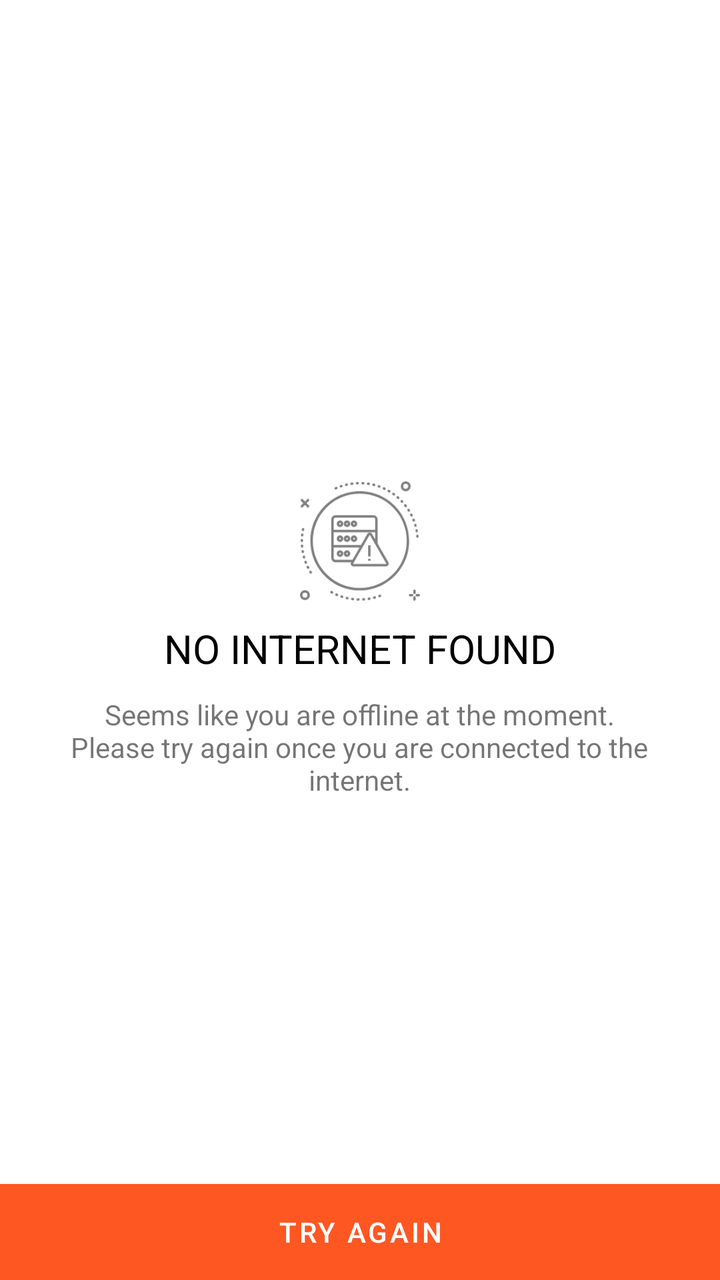
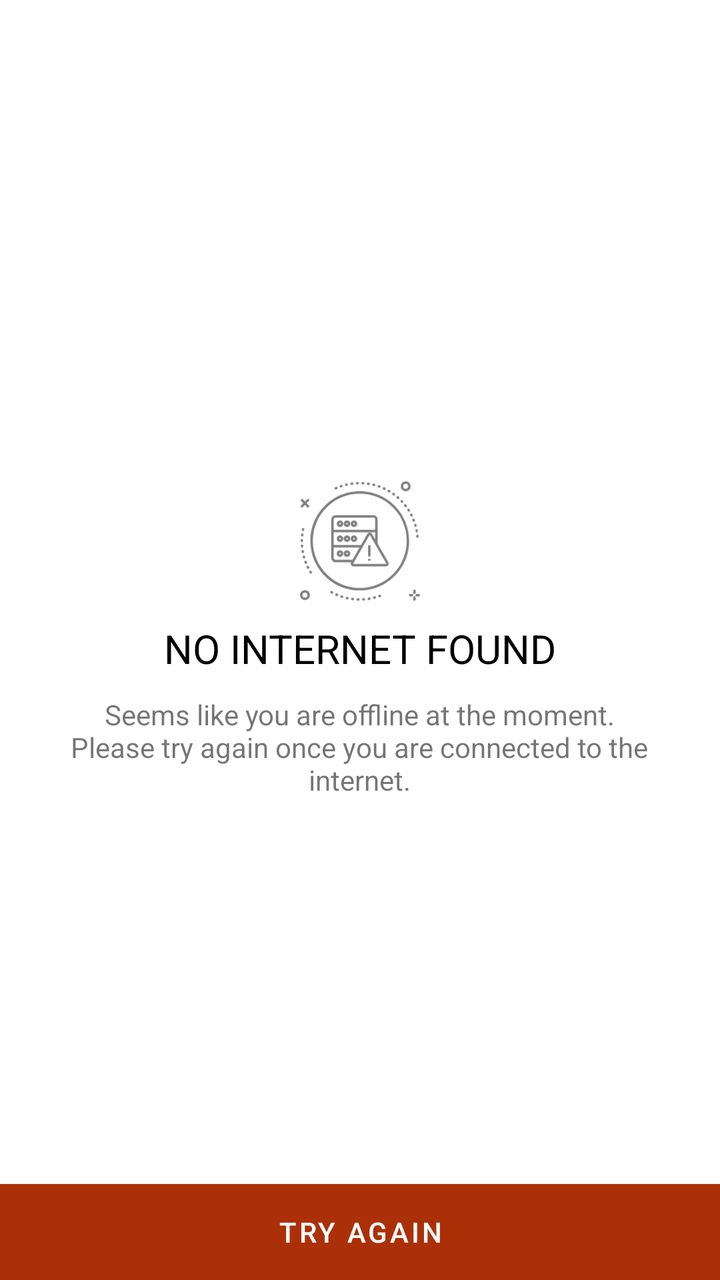

An Android layout rendered at two revisions. The XML below is the earlier revision; the diff shows what the commit changed to produce the second picture.
<!-- AndroidManifest.xml: application theme Theme.Arcltdstaff -->
<!-- res/layout/activity_no_internet.xml -->
<?xml version="1.0" encoding="utf-8"?>
<FrameLayout xmlns:android="http://schemas.android.com/apk/res/android"
    android:layout_width="match_parent"
    android:layout_height="match_parent"
    android:orientation="vertical">

    <LinearLayout
        android:layout_width="match_parent"
        android:layout_height="wrap_content"
        android:layout_gravity="center"
        android:orientation="vertical">

        <ImageView
            android:layout_width="60dp"
            android:layout_height="60dp"
            android:layout_gravity="center"
            android:background="@drawable/ic_server_error" />

        <TextView
            android:layout_width="wrap_content"
            android:layout_height="wrap_content"
            android:layout_gravity="center"
            android:layout_marginTop="10dp"
            android:text="NO INTERNET FOUND"
            android:textColor="@android:color/black"
            android:textSize="20sp" />

        <TextView
            android:layout_width="297dp"
            android:layout_height="wrap_content"
            android:layout_gravity="center"
            android:layout_marginTop="10dp"
            android:gravity="center"
            android:text="Seems like you are offline at the moment. Please try again once you are connected to the internet."
            android:textSize="14sp" />
    </LinearLayout>


    <Button
        android:id="@+id/try_again"
        android:layout_width="match_parent"
        android:layout_height="wrap_content"
        android:layout_gravity="center_horizontal|bottom"
        android:layout_marginTop="50dp"
        android:background="@color/colorPrimary"
        android:text="TRY AGAIN"
        android:textColor="@android:color/white" />
</FrameLayout>
<!-- resources referenced by this layout -->
<resources>
  <color name="colorPrimary">#FF01579B</color>
  <!-- drawable ic_server_error: png bitmap (drawable, 4027 bytes) -->
  <style name="Theme.Arcltdstaff" parent="Theme.MaterialComponents.Light.DarkActionBar">
          
          <item name="colorPrimary">@color/purple_500</item>
          <item name="colorPrimaryVariant">@color/purple_700</item>
          <item name="colorOnPrimary">@color/white</item>
          
          <item name="colorSecondary">@color/teal_200</item>
          <item name="colorSecondaryVariant">@color/teal_700</item>
          <item name="colorOnSecondary">@color/black</item>
          <item name="android:dropDownListViewStyle">@style/MySpinner</item>
          
          <item name="android:statusBarColor" tools:targetApi="l">?attr/colorPrimaryVariant</item>
          
      </style>
  <color name="purple_500">#FF5722</color>
  <color name="purple_700">#B83E17</color>
  <color name="white">#FFFFFFFF</color>
  <color name="teal_200">#FF03DAC5</color>
  <color name="teal_700">#FF018786</color>
  <color name="black">#FF000000</color>
  <style name="MySpinner" parent="Theme.AppCompat.Light.DarkActionBar">
          <item name="android:dividerHeight">2dp</item>
          <item name="android:divider">#000</item>
      </style>
</resources>

<!-- the commit's change to res/layout/activity_no_internet.xml (unified diff, before → after) -->
@@ -2,6 +2,7 @@
 <FrameLayout xmlns:android="http://schemas.android.com/apk/res/android"
     android:layout_width="match_parent"
     android:layout_height="match_parent"
+    android:fitsSystemWindows="true"
     android:orientation="vertical">
 
     <LinearLayout
<!-- resource entries referenced after the edit -->
@@ -1,11 +1,11 @@
 <!-- resources referenced by this layout -->
 <resources>
-  <color name="colorPrimary">#FF01579B</color>
+  <color name="colorPrimary">#AB3007</color>
   <!-- drawable ic_server_error: png bitmap (drawable, 4027 bytes) -->
-  <style name="Theme.Arcltdstaff" parent="Theme.MaterialComponents.Light.DarkActionBar">
+  <style name="Theme.Arcltdstaff" parent="Theme.MaterialComponents.DayNight.NoActionBar">
           
-          <item name="colorPrimary">@color/purple_500</item>
-          <item name="colorPrimaryVariant">@color/purple_700</item>
+          <item name="colorPrimary">@color/colorPrimary</item>
+          <item name="colorPrimaryVariant">@color/colorPrimaryDark</item>
           <item name="colorOnPrimary">@color/white</item>
           
           <item name="colorSecondary">@color/teal_200</item>
@@ -13,11 +13,10 @@
           <item name="colorOnSecondary">@color/black</item>
           <item name="android:dropDownListViewStyle">@style/MySpinner</item>
           
-          <item name="android:statusBarColor" tools:targetApi="l">?attr/colorPrimaryVariant</item>
+          <item name="android:statusBarColor">@color/colorPrimaryDark</item>
           
       </style>
-  <color name="purple_500">#FF5722</color>
-  <color name="purple_700">#B83E17</color>
+  <color name="colorPrimaryDark">#FF5722</color>
   <color name="white">#FFFFFFFF</color>
   <color name="teal_200">#FF03DAC5</color>
   <color name="teal_700">#FF018786</color>
